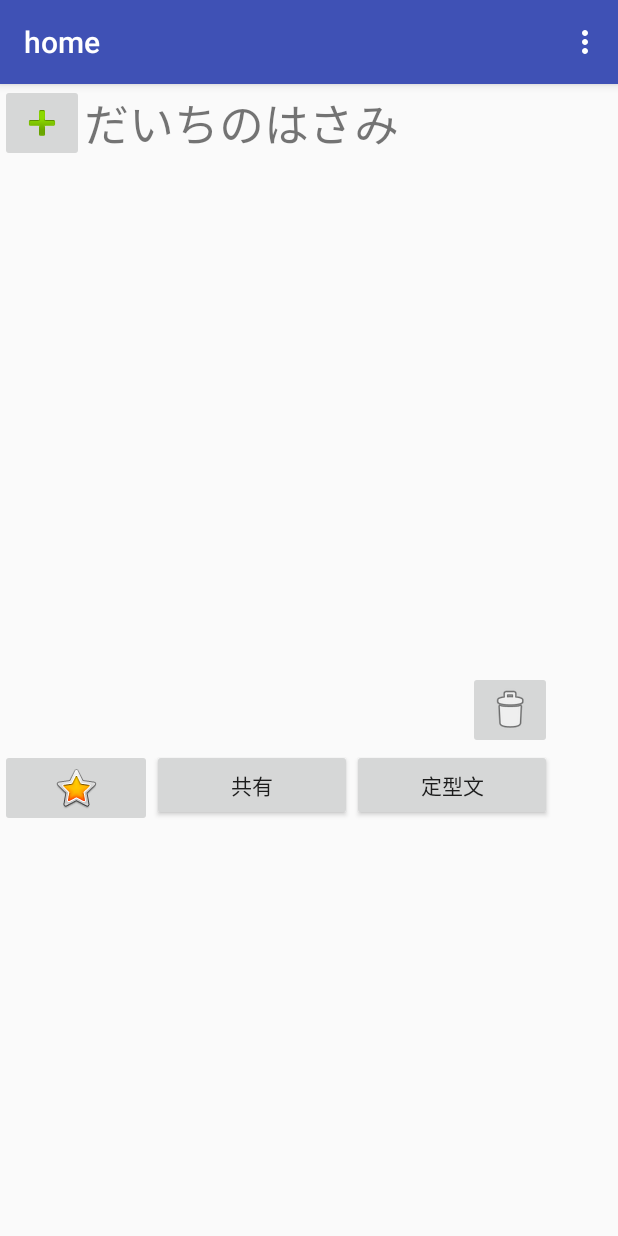
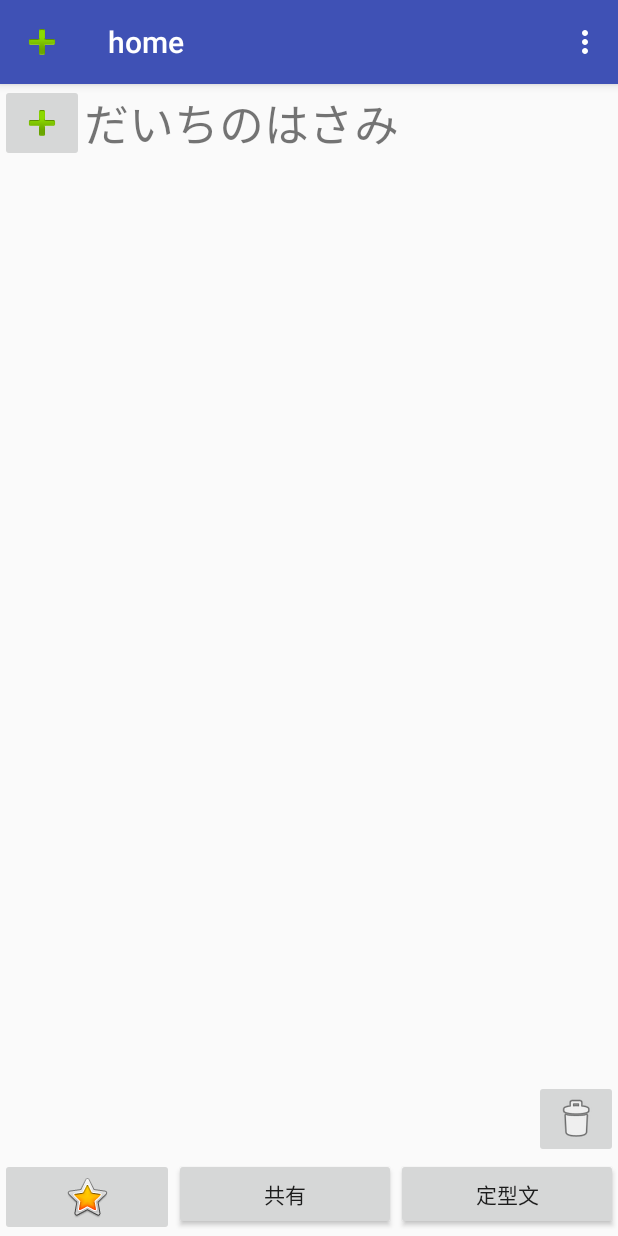
Before and after one commit to Funabashi-Joho-Business/X15G_F, an Android app: the screen it shows after launch (MainActivity), on a phone screen of 412 x 824 dp. Run offline under Robolectric (Android 15) with nearby library versions, the phone set to English and light mode, and no system bars.

Commit message:
タイトルバーにアイコンを設置

```diff
--- a/app/src/main/res/layout/activity_main.xml
+++ b/app/src/main/res/layout/activity_main.xml
@@ -1,5 +1,5 @@
 <?xml version="1.0" encoding="utf-8"?>
-<android.support.constraint.ConstraintLayout xmlns:android="http://schemas.android.com/apk/res/android"
+<LinearLayout xmlns:android="http://schemas.android.com/apk/res/android"
     xmlns:app="http://schemas.android.com/apk/res-auto"
     xmlns:tools="http://schemas.android.com/tools"
     android:layout_width="match_parent"
@@ -7,8 +7,8 @@
     tools:context="jp.ac.chiba_fjb.f.home.MainActivity">
 
     <LinearLayout
-        android:layout_width="368dp"
-        android:layout_height="495dp"
+        android:layout_width="match_parent"
+        android:layout_height="match_parent"
         android:orientation="vertical"
         tools:layout_editor_absoluteX="8dp"
         tools:layout_editor_absoluteY="8dp">
@@ -24,7 +24,7 @@
                 android:id="@+id/imageButton"
                 android:layout_width="wrap_content"
                 android:layout_height="wrap_content"
-                app:srcCompat="@android:drawable/ic_input_add" />
+                app:srcCompat="@android:drawable/ic_input_add"/>
 
             <TextView
                 android:id="@+id/TextView"
@@ -32,7 +32,7 @@
                 android:layout_height="match_parent"
                 android:gravity="center"
                 android:text="だいちのはさみ"
-                android:textSize="30sp" />
+                android:textSize="30sp"/>
 
         </LinearLayout>
 
@@ -52,7 +52,7 @@
                     android:layout_width="wrap_content"
                     android:layout_height="wrap_content"
                     android:layout_gravity="right"
-                    app:srcCompat="@android:drawable/ic_menu_delete" />
+                    app:srcCompat="@android:drawable/ic_menu_delete"/>
             </LinearLayout>
         </ScrollView>
 
@@ -71,22 +71,22 @@
                 android:layout_weight="1"
                 app:srcCompat="@android:drawable/btn_star_big_on"
                 tools:layout_editor_absoluteX="-23dp"
-                tools:layout_editor_absoluteY="326dp" />
+                tools:layout_editor_absoluteY="326dp"/>
 
             <Button
                 android:id="@+id/button"
                 android:layout_width="wrap_content"
                 android:layout_height="wrap_content"
                 android:layout_weight="1"
-                android:text="共有" />
+                android:text="共有"/>
 
             <Button
                 android:id="@+id/button2"
                 android:layout_width="wrap_content"
                 android:layout_height="wrap_content"
                 android:layout_weight="1"
-                android:text="定型文" />
+                android:text="定型文"/>
         </LinearLayout>
     </LinearLayout>
 
-</android.support.constraint.ConstraintLayout>
+</LinearLayout>
```
Also changed, not shown: app/src/main/java/jp/ac/chiba_fjb/f/home/MainActivity.java (+20 -2 lines), 1 other file.
